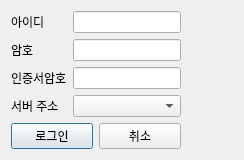
This is FundamentalAnalysis/FundamentalAnalysis/Src/Widget/logindialog.ui in QtLab/Xing as Qt 5 draws it before an edit. The edited form follows.
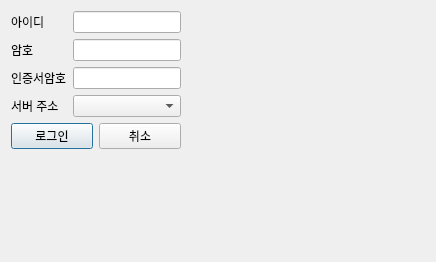
This is the edited form.

What changed in the file:
```diff
--- a/FundamentalAnalysis/FundamentalAnalysis/Src/Widget/logindialog.ui
+++ b/FundamentalAnalysis/FundamentalAnalysis/Src/Widget/logindialog.ui
@@ -6,8 +6,8 @@
    <rect>
     <x>0</x>
     <y>0</y>
-    <width>244</width>
-    <height>151</height>
+    <width>436</width>
+    <height>262</height>
    </rect>
   </property>
   <property name="windowTitle">
```
